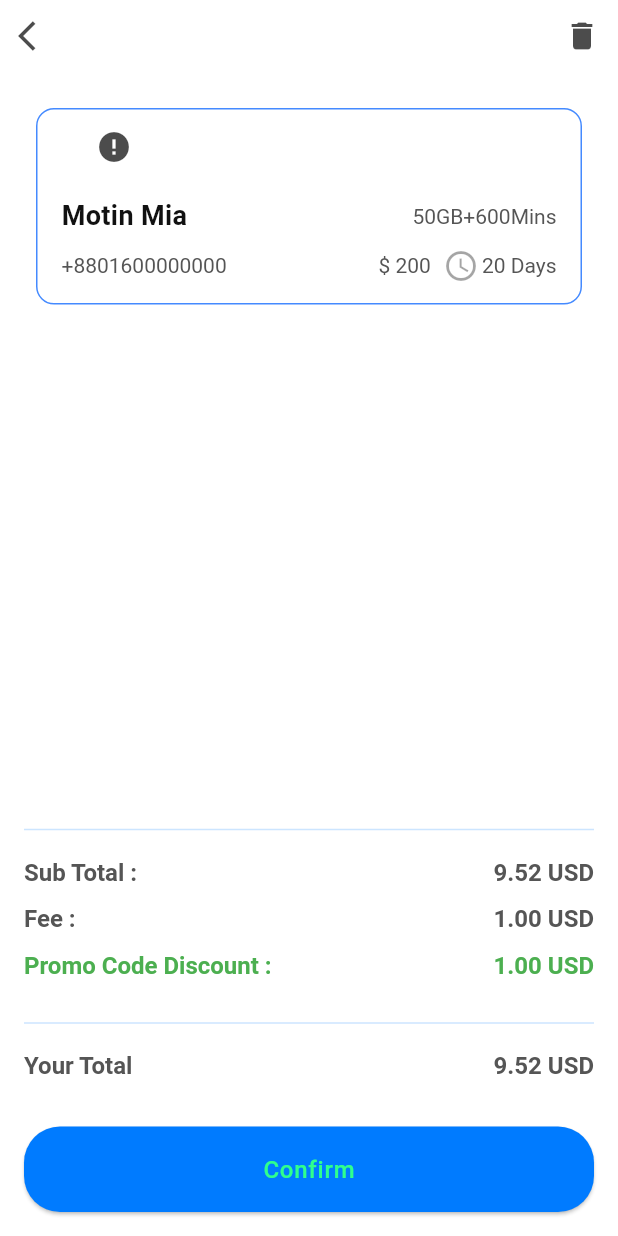
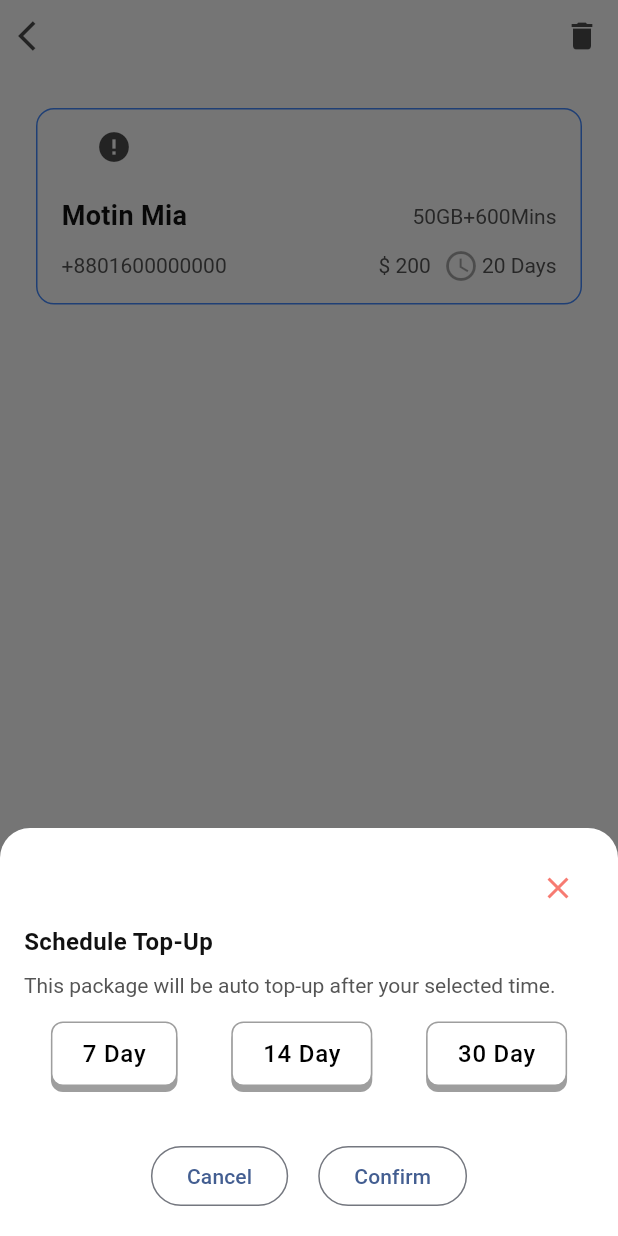
Before and after one commit to shahriartoky0/mobile_topup, a Flutter app: the HomeTopUp screen opened directly, after a tap on "Confirm", on a phone screen of 412 x 824 dp. Run offline on Flutter 3.47's test engine with Material 3 defaults, Android fonts, the phone set to English and light mode, and no system bars; drawn by our look-alikes of cached_network_image; our stand-ins replace dotted_border, flutter_svg, get, image_picker, pin_code_fields, shimmer; missing offline and left inert: country; network calls fail; Roboto replaces fonts that are missing (Poppins); project files that could hold a hidden picture were left out.

Commit message:
UI:prototype changed schedule_topup in a modal

```diff
--- a/lib/views/base/widgets/schedule_topup.dart
+++ b/lib/views/base/widgets/schedule_topup.dart
@@ -1,3 +1,9 @@
+import 'package:flutter/material.dart';
+import 'package:get/get.dart';
+
+import '../../../utilities/app_colors.dart';
+import '../../../utilities/app_strings.dart';
+
 import 'package:flutter/material.dart';
 import 'package:get/get.dart';
 
@@ -9,21 +15,63 @@ class ScheduleTopUp extends StatelessWidget {
 
   @override
   Widget build(BuildContext context) {
-    final TextTheme textTheme = Theme.of(context).textTheme;
+    final ScheduleTopUpController controller = Get.put(ScheduleTopUpController()); // Access the controller
 
     return Column(
       crossAxisAlignment: CrossAxisAlignment.start,
       children: <Widget>[
-        Text(AppString.scheduleTopUp.tr, style: textTheme.bodyMedium!.copyWith(fontSize: 16)),
+        Text(AppString.scheduleTopUp.tr, style: Theme.of(context).textTheme.bodyMedium!.copyWith(fontSize: 16)),
         const SizedBox(height: 10),
-        Text(AppString.packageAutoTopUpInfo.tr, style: textTheme.displayMedium),
+        Text(AppString.packageAutoTopUpInfo.tr, style: Theme.of(context).textTheme.displayMedium),
         const SizedBox(height: 16),
+        Obx(
+          ()=> Row(
+            mainAxisAlignment: MainAxisAlignment.spaceAround,
+            children: <Widget>[
+              TopUpOption(
+                label: '7 Day',
+                isSelected: controller.selectedDay.value == '7 Day', // Compare with the controller value
+                onPressed: () {
+                  controller.selectPackage('7 Day'); // Update the selected package
+                },
+              ),
+              TopUpOption(
+                label: '14 Day',
+                isSelected: controller.selectedDay.value == '14 Day', // Compare with the controller value
+                onPressed: () {
+                  controller.selectPackage('14 Day'); // Update the selected package
+                },
+              ),
+              TopUpOption(
+                label: '30 Day',
+                isSelected: controller.selectedDay.value == '30 Day', // Compare with the controller value
+                onPressed: () {
+                  controller.selectPackage('30 Day'); // Update the selected package
+                },
+              ),
+            ],
+          ),
+        ),
+        const SizedBox(height: 36),
         Row(
-          mainAxisAlignment: MainAxisAlignment.spaceAround,
+          mainAxisAlignment: MainAxisAlignment.center,
+          spacing: 20,
           children: <Widget>[
-            TopUpOption(label: '7 Day', onPressed: () {}),
-            TopUpOption(label: '14 Day', onPressed: () {}),
-            TopUpOption(label: '30 Day', onPressed: () {}),
+            OutlinedButton(
+              onPressed: () {
+                // Cancel action, close the bottom sheet
+                Get.back();
+              },
+              child: Text(AppString.cancel.tr),
+            ),
+            OutlinedButton(
+              onPressed: () {
+                // Confirm action, print the selected day
+                print("Selected Package: ${controller.selectedDay.value}");
+                Get.back(); // Close the bottom sheet
+              },
+              child: Text(AppString.confirm.tr),
+            ),
           ],
         ),
       ],
@@ -34,8 +82,9 @@ class ScheduleTopUp extends StatelessWidget {
 class TopUpOption extends StatelessWidget {
   final String label;
   final VoidCallback? onPressed;
+  final bool isSelected;
 
-  const TopUpOption({super.key, required this.label, required this.onPressed});
+  const TopUpOption({super.key, required this.label, required this.onPressed, required this.isSelected});
 
   @override
   Widget build(BuildContext context) {
@@ -46,13 +95,28 @@ class TopUpOption extends StatelessWidget {
       child: Container(
         padding: const EdgeInsets.symmetric(horizontal: 20, vertical: 10),
         decoration: BoxDecoration(
-          border: Border.all(color: AppColors.green),
-          boxShadow: [const BoxShadow(offset: Offset(0, 4), color: AppColors.green)],
-          color: AppColors.white,
+          border: Border.all(color: isSelected ? Colors.green : Colors.grey),
+          boxShadow: [BoxShadow(offset: const Offset(0, 4), color: isSelected ? Colors.green : Colors.grey)],
+          color: isSelected ? Colors.green.withOpacity(0.1) : Colors.white,
           borderRadius: BorderRadius.circular(8),
         ),
-        child: Text(label, style: textTheme.labelMedium!.copyWith(color: AppColors.primaryColor)),
+        child: Text(
+          label,
+          style: textTheme.labelMedium!.copyWith(
+            color: isSelected ? Colors.white : Colors.black, // Change text color when selected
+          ),
+        ),
       ),
     );
   }
 }
+
+class ScheduleTopUpController extends GetxController {
+  // Observable variable to track the selected package
+  RxString selectedDay = ''.obs;
+
+  // Method to update the selected package
+  void selectPackage(String day) {
+    selectedDay.value = day;
+  }
+}
--- a/lib/views/screens/home/home_onboarding_screen.dart
+++ b/lib/views/screens/home/home_onboarding_screen.dart
@@ -23,7 +23,7 @@ class HomeOnBoardingPage extends StatelessWidget {
         padding: const EdgeInsets.symmetric(vertical: 8.0),
         child: Row(
           mainAxisAlignment: MainAxisAlignment.center,
-          children: [
+          children: <Widget>[
             Text(
               AppString.handcraftedInAfghanistan,
               style: appTextTheme.headlineMedium!.copyWith(color: AppColors.white),
@@ -40,7 +40,7 @@ class HomeOnBoardingPage extends StatelessWidget {
             // Esra Logo (Green text)
             Row(
               mainAxisAlignment: MainAxisAlignment.end,
-              children: [
+              children: <Widget>[
                 IconButton(
                   onPressed: () {
                     Get.offAll(const MainBottomNavScreen());
@@ -59,7 +59,7 @@ class HomeOnBoardingPage extends StatelessWidget {
                   padding: const EdgeInsets.symmetric(horizontal: 16.0),
                   child: Column(
                     mainAxisAlignment: MainAxisAlignment.center,
-                    children: [
+                    children: <Widget>[
                       Image.asset(AppImages.onboardingImage),
                       const SizedBox(height: 16),
                       Text(
--- a/lib/views/screens/home/home_topup.dart
+++ b/lib/views/screens/home/home_topup.dart
@@ -95,19 +95,24 @@ class HomeTopUp extends StatelessWidget {
 
   // Show the ScheduleTopUp dialog when navigating to the page
   void _showScheduleTopUpDialog(BuildContext context) {
-    showDialog(
+    showModalBottomSheet(
       context: context,
-      barrierDismissible: true, // Prevent dismissing by tapping outside
+      isScrollControlled: true, // Allows the modal to be height-responsive
+      backgroundColor: Colors.transparent, // Make the background transparent to match the dialog's look
       builder: (BuildContext context) {
         return SlideInAnimation(
-          child: Dialog(
-            insetPadding: const EdgeInsets.symmetric(horizontal: 20),
-            shape: RoundedRectangleBorder(borderRadius: BorderRadius.circular(10)),
-            child: Padding(
+          child: Container(
             padding: const EdgeInsets.all(16.0),
+            decoration: BoxDecoration(
+              color: Colors.white,
+              borderRadius: BorderRadius.only(
+                topLeft: Radius.circular(20),
+                topRight: Radius.circular(20),
+              ),
+            ),
             child: Column(
               mainAxisSize: MainAxisSize.min,
-                children: [
+              children: <Widget>[
                 Row(
                   mainAxisAlignment: MainAxisAlignment.end,
                   children: <Widget>[
@@ -117,9 +122,8 @@ class HomeTopUp extends StatelessWidget {
                     ),
                   ],
                 ),
-                  const ScheduleTopUp(),
+                const ScheduleTopUp(), // Dialog content
               ],
-              ),
             ),
           ),
         );
```
Also changed, not shown: lib/views/screens/topup/payment_details.dart (+26 -19 lines). Lines whose indentation alone changed are shown as unchanged.
